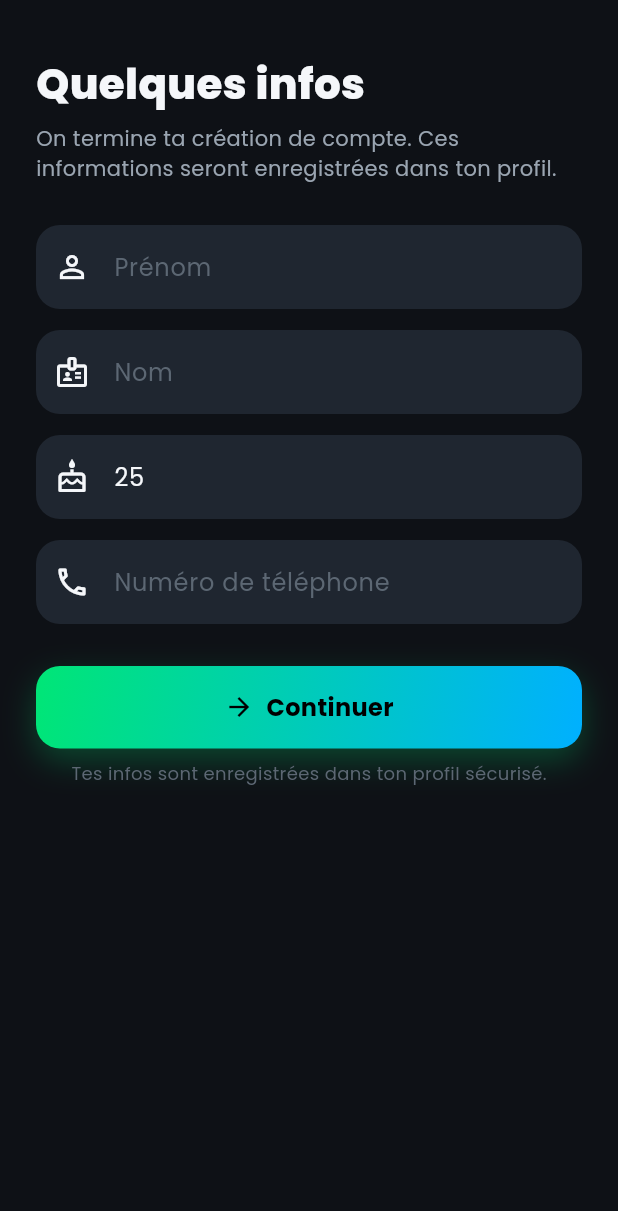
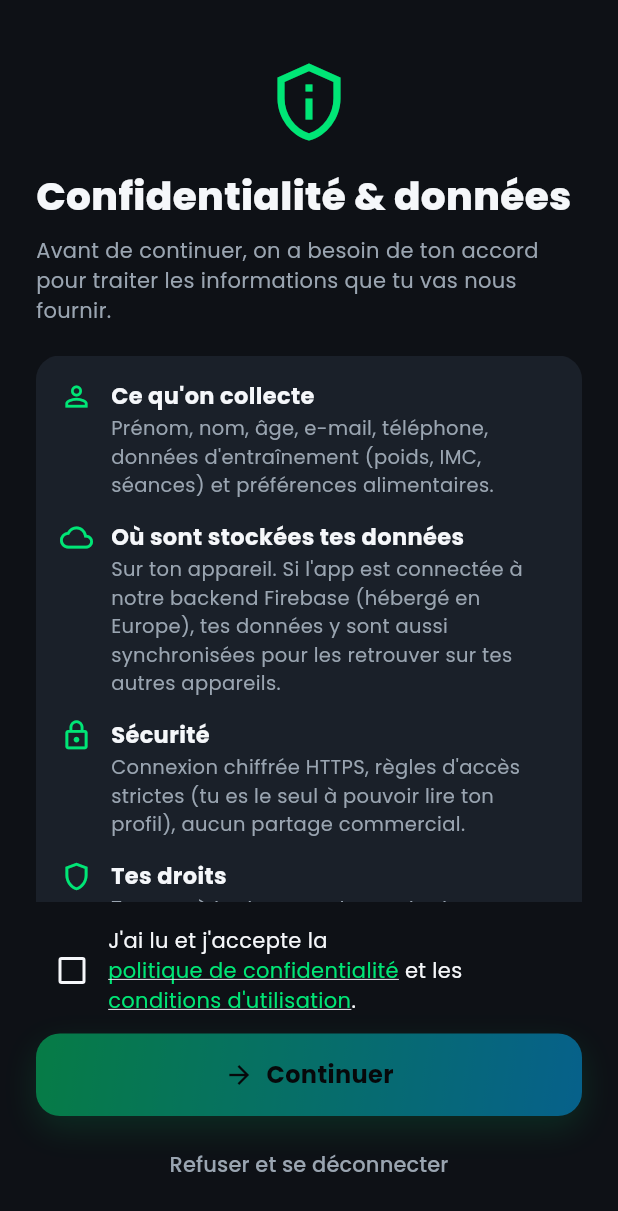
Before and after one commit to Massi93/ghosts-brigad, a Flutter app: the screen it shows after launch, after a tap on "Continuer avec Google", on a phone screen of 412 x 824 dp. Shown: the top 1211 px of the screen. Run offline on Flutter 3.47's test engine with Material 3 defaults, Android fonts, the phone set to English and light mode, and no system bars; our stand-ins replace cached_network_image, chewie, cloud_firestore, firebase_auth, firebase_core, fl_chart and 7 more; accounts and stored records are empty.

Commit message:
GDPR compliance: consent screen, data export, account deletion + legal docs
- PrivacyConsentScreen (post sign-in): explicit, non-pre-ticked consent
  with bullet points + links to the privacy policy & ToS. AuthGate routes
  through it before AdditionalInfoScreen.
- DataExportService: builds a JSON bundle of everything we store (profile,
  progress, workouts, meals, gamification, coach history, consent) — used
  for the GDPR "right to access" / portability.
- PrivacyScreen (from Profile): opens policy/ToS, contact support, export
  data via share_plus, delete account.
- AuthService.deleteAccount + LocalAuthService and FirebaseAuthService
  implementations. Firebase impl wipes users/{uid} + sub-collections then
  calls Firebase Auth user.delete (handles requires-recent-login).
- UserProvider.deleteAccount also wipes every local key we own.
- Legal docs (templates): docs/legal/PRIVACY_POLICY.md + TERMS_OF_SERVICE.md.
- Deps: share_plus ^10, url_launcher ^6.

Co-Authored-By: Claude Opus 4.7 <noreply@anthropic.com>
Claude-Session: https://claude.ai/code/session_0181YSdMscMowvu6U39dSaEb

```diff
--- a/fitflow/lib/core/constants/app_constants.dart
+++ b/fitflow/lib/core/constants/app_constants.dart
@@ -30,6 +30,13 @@ class AppConstants {
   static const String kOnboardingDone = 'fitflow_onboarding_done';
   static const String kCoachHistory = 'fitflow_coach_history';
   static const String kSettings = 'fitflow_settings';
+  static const String kPrivacyAccepted = 'fitflow_privacy_accepted';
+  static const String kPrivacyAcceptedAt = 'fitflow_privacy_accepted_at';
+
+  // Public-facing legal documents (replace with your real hosted URLs).
+  static const String privacyPolicyUrl = 'https://fitflow.app/privacy';
+  static const String termsOfServiceUrl = 'https://fitflow.app/terms';
+  static const String supportEmail = 'support@fitflow.app';
 
   // Workout session settings bounds
   static const int minRestSeconds = 5;
--- a/fitflow/lib/features/auth/auth_gate.dart
+++ b/fitflow/lib/features/auth/auth_gate.dart
@@ -4,12 +4,14 @@ import 'package:provider/provider.dart';
 import '../../providers/user_provider.dart';
 import '../onboarding/additional_info_screen.dart';
 import '../onboarding/onboarding_screen.dart';
+import '../onboarding/privacy_consent_screen.dart';
 import '../home/root_shell.dart';
 import 'login_screen.dart';
 
-/// Decides which top-level flow to show based on auth + onboarding state.
+/// Decides which top-level flow to show based on auth + consent + onboarding.
 ///
 ///   not signed in        → LoginScreen
+///   not consented        → PrivacyConsentScreen  (GDPR)
 ///   signed in,  no civil → AdditionalInfoScreen  (first name / last name /
 ///                                                 age / phone)
 ///   signed in,  no goal  → OnboardingScreen      (goal / level / body)
@@ -22,6 +24,7 @@ class AuthGate extends StatelessWidget {
     return Consumer<UserProvider>(
       builder: (context, user, _) {
         if (!user.isAuthenticated) return const LoginScreen();
+        if (!user.privacyAccepted) return const PrivacyConsentScreen();
         final profile = user.profile;
         if (profile != null && !profile.detailsComplete) {
           return const AdditionalInfoScreen();
--- /dev/null
+++ b/fitflow/lib/features/onboarding/privacy_consent_screen.dart
@@ -0,0 +1,209 @@
+import 'package:flutter/material.dart';
+import 'package:provider/provider.dart';
+import 'package:url_launcher/url_launcher.dart';
+
+import '../../core/constants/app_constants.dart';
+import '../../core/theme/app_colors.dart';
+import '../../core/widgets/common_widgets.dart';
+import '../../providers/user_provider.dart';
+
+/// GDPR-compliant consent gate shown once, right after sign-in. The user must
+/// explicitly tick the box before continuing — pre-checked boxes are not
+/// considered valid consent under the GDPR.
+class PrivacyConsentScreen extends StatefulWidget {
+  const PrivacyConsentScreen({super.key});
+
+  @override
+  State<PrivacyConsentScreen> createState() => _PrivacyConsentScreenState();
+}
+
+class _PrivacyConsentScreenState extends State<PrivacyConsentScreen> {
+  bool _accepted = false;
+  bool _saving = false;
+
+  Future<void> _openUrl(String url) async {
+    final uri = Uri.parse(url);
+    if (await canLaunchUrl(uri)) {
+      await launchUrl(uri, mode: LaunchMode.externalApplication);
+    }
+  }
+
+  Future<void> _continue() async {
+    if (!_accepted) return;
+    setState(() => _saving = true);
+    await context.read<UserProvider>().acceptPrivacy();
+  }
+
+  @override
+  Widget build(BuildContext context) {
+    return Scaffold(
+      body: SafeArea(
+        child: Padding(
+          padding: const EdgeInsets.all(24),
+          child: Column(
+            crossAxisAlignment: CrossAxisAlignment.stretch,
+            children: [
+              const SizedBox(height: 16),
+              const Icon(Icons.privacy_tip_outlined,
+                  size: 56, color: AppColors.primary),
+              const SizedBox(height: 16),
+              const Text('Confidentialité & données',
+                  style: TextStyle(
+                      fontSize: 26, fontWeight: FontWeight.w800)),
+              const SizedBox(height: 8),
+              const Text(
+                'Avant de continuer, on a besoin de ton accord pour traiter '
+                'les informations que tu vas nous fournir.',
+                style: TextStyle(color: AppColors.textSecondary),
+              ),
+              const SizedBox(height: 20),
+              Expanded(
+                child: SingleChildScrollView(
+                  child: Container(
+                    padding: const EdgeInsets.all(16),
+                    decoration: BoxDecoration(
+                      color: AppColors.card,
+                      borderRadius: BorderRadius.circular(16),
+                    ),
+                    child: const Column(
+                      crossAxisAlignment: CrossAxisAlignment.start,
+                      children: [
+                        _Bullet(
+                          icon: Icons.person_outline,
+                          title: 'Ce qu\'on collecte',
+                          body:
+                              'Prénom, nom, âge, e-mail, téléphone, données '
+                              'd\'entraînement (poids, IMC, séances) et '
+                              'préférences alimentaires.',
+                        ),
+                        _Bullet(
+                          icon: Icons.cloud_outlined,
+                          title: 'Où sont stockées tes données',
+                          body:
+                              'Sur ton appareil. Si l\'app est connectée à '
+                              'notre backend Firebase (hébergé en Europe), '
+                              'tes données y sont aussi synchronisées pour '
+                              'les retrouver sur tes autres appareils.',
+                        ),
+                        _Bullet(
+                          icon: Icons.lock_outline,
+                          title: 'Sécurité',
+                          body:
+                              'Connexion chiffrée HTTPS, règles d\'accès '
+                              'strictes (tu es le seul à pouvoir lire ton '
+                              'profil), aucun partage commercial.',
+                        ),
+                        _Bullet(
+                          icon: Icons.shield_outlined,
+                          title: 'Tes droits',
+                          body:
+                              'Tu peux à tout moment exporter tes données '
+                              'ou supprimer ton compte depuis l\'écran '
+                              'Profil. La suppression efface toutes les '
+                              'données associées.',
+                        ),
+                      ],
+                    ),
+                  ),
+                ),
+              ),
+              const SizedBox(height: 16),
+              Row(
+                children: [
+                  Checkbox(
+                    value: _accepted,
+                    activeColor: AppColors.primary,
+                    onChanged: (v) =>
+                        setState(() => _accepted = v ?? false),
+                  ),
+                  Expanded(
+                    child: Wrap(
+                      crossAxisAlignment: WrapCrossAlignment.center,
+                      children: [
+                        const Text("J'ai lu et j'accepte la "),
+                        GestureDetector(
+                          onTap: () => _openUrl(AppConstants.privacyPolicyUrl),
+                          child: const Text(
+                            'politique de confidentialité',
+                            style: TextStyle(
+                              color: AppColors.primary,
+                              decoration: TextDecoration.underline,
+                            ),
+                          ),
+                        ),
+                        const Text(' et les '),
+                        GestureDetector(
+                          onTap: () =>
+                              _openUrl(AppConstants.termsOfServiceUrl),
+                          child: const Text(
+                            "conditions d'utilisation",
+                            style: TextStyle(
+                              color: AppColors.primary,
+                              decoration: TextDecoration.underline,
+                            ),
+                          ),
+                        ),
+                        const Text('.'),
+                      ],
+                    ),
+                  ),
+                ],
+              ),
+              const SizedBox(height: 12),
+              GradientButton(
+                label: 'Continuer',
+                icon: Icons.arrow_forward,
+                loading: _saving,
+                onPressed: _accepted ? _continue : null,
+              ),
+              const SizedBox(height: 8),
+              Center(
+                child: TextButton(
+                  onPressed: () => context.read<UserProvider>().signOut(),
+                  child: const Text("Refuser et se déconnecter",
+                      style: TextStyle(color: AppColors.textSecondary)),
+                ),
+              ),
+            ],
+          ),
+        ),
+      ),
+    );
+  }
+}
+
+class _Bullet extends StatelessWidget {
+  const _Bullet(
+      {required this.icon, required this.title, required this.body});
+  final IconData icon;
+  final String title;
+  final String body;
+
+  @override
+  Widget build(BuildContext context) {
+    return Padding(
+      padding: const EdgeInsets.only(bottom: 14),
+      child: Row(
+        crossAxisAlignment: CrossAxisAlignment.start,
+        children: [
+          Icon(icon, color: AppColors.primary, size: 22),
+          const SizedBox(width: 12),
+          Expanded(
+            child: Column(
+              crossAxisAlignment: CrossAxisAlignment.start,
+              children: [
+                Text(title,
+                    style: const TextStyle(
+                        fontWeight: FontWeight.w700, fontSize: 15)),
+                const SizedBox(height: 2),
+                Text(body,
+                    style: const TextStyle(
+                        color: AppColors.textSecondary, fontSize: 13)),
+              ],
+            ),
+          ),
+        ],
+      ),
+    );
+  }
+}
--- a/fitflow/lib/main.dart
+++ b/fitflow/lib/main.dart
@@ -72,6 +72,7 @@ class FitFlowApp extends StatelessWidget {
   Widget build(BuildContext context) {
     return MultiProvider(
       providers: [
+        Provider<StorageService>.value(value: storage),
         ChangeNotifierProvider(
             create: (_) => UserProvider(auth, subs, storage)),
         ChangeNotifierProvider(
--- a/fitflow/pubspec.yaml
+++ b/fitflow/pubspec.yaml
@@ -47,6 +47,10 @@ dependencies:
   uuid: ^4.4.0
   percent_indicator: ^4.2.3
 
+  # GDPR: data export + opening privacy policy URL
+  share_plus: ^10.0.2
+  url_launcher: ^6.3.0
+
 dev_dependencies:
   flutter_test:
     sdk: flutter
```
Also changed, not shown: fitflow/lib/features/profile/privacy_screen.dart (added, +183 -0 lines), fitflow/lib/features/profile/profile_screen.dart (+18 -0 lines), fitflow/lib/providers/user_provider.dart (+45 -0 lines), fitflow/lib/services/auth_service.dart (+11 -0 lines), fitflow/lib/services/data_export_service.dart (added, +49 -0 lines), fitflow/lib/services/firebase/firebase_auth_service.dart (+35 -0 lines), 3 other files.
